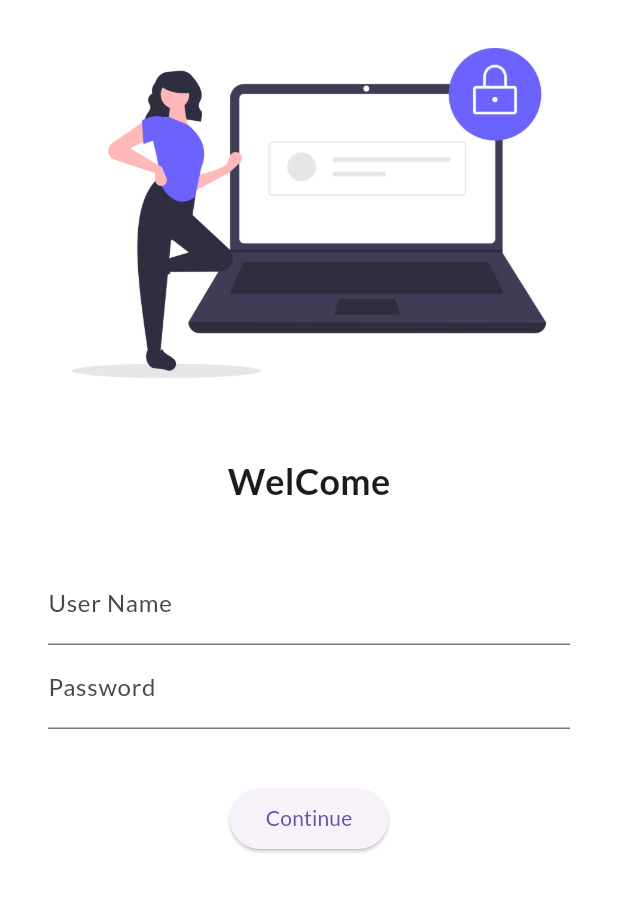
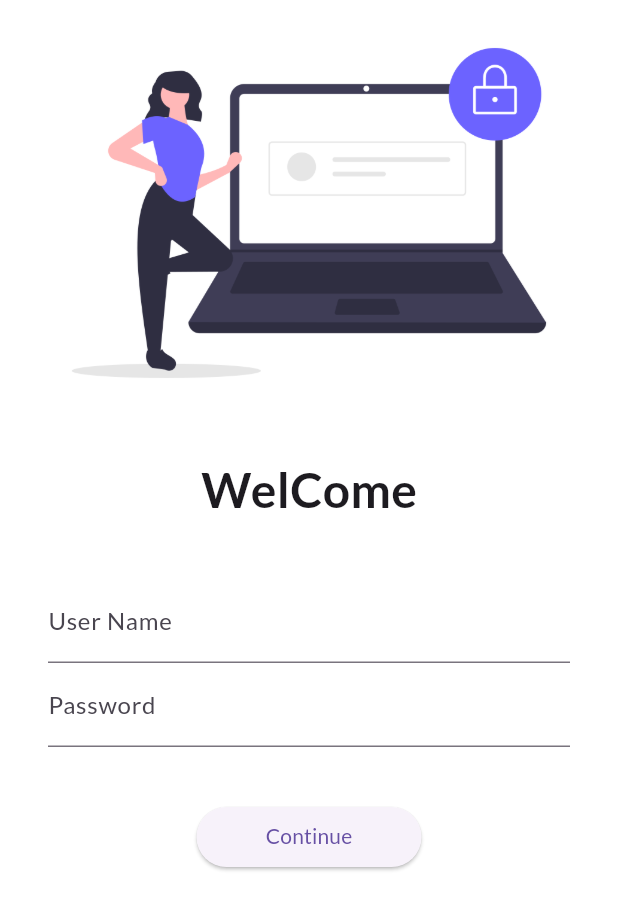
Before and after one commit to mipon21/Catalog_App, a Flutter app: the screen it shows after launch, on a phone screen of 412 x 824 dp. Shown: the top 910 px of the screen. Run offline on Flutter 3.47's test engine with Material 3 defaults, Android fonts, the phone set to English and light mode, and no system bars; our stand-ins replace google_fonts.

Commit message:
Day 05 done

```diff
--- a/lib/main.dart
+++ b/lib/main.dart
@@ -2,6 +2,7 @@
 
 import 'package:app04/pages/home_page.dart';
 import 'package:app04/pages/login_page.dart';
+import 'package:app04/utils/routes.dart';
 import 'package:flutter/cupertino.dart';
 import 'package:flutter/material.dart';
 import 'package:google_fonts/google_fonts.dart';
@@ -26,8 +27,8 @@ class MyApp extends StatelessWidget {
       initialRoute: "/login",
       routes: {
         "/" : (context)=> LoginPage(),
-        "/home" : (context) =>HomePage(),
-        "/login" : (context) =>LoginPage(),
+        MyRoutes.homeRoute : (context) =>HomePage(),
+        MyRoutes.loginRoute : (context) =>LoginPage(),
       },
     );
   }
--- a/lib/pages/login_page.dart
+++ b/lib/pages/login_page.dart
@@ -1,3 +1,6 @@
+// ignore_for_file: prefer_const_constructors
+
+import 'package:app04/utils/routes.dart';
 import 'package:flutter/material.dart';
 
 class LoginPage extends StatelessWidget {
@@ -7,6 +10,7 @@ class LoginPage extends StatelessWidget {
   Widget build(BuildContext context) {
     return Material(
       color: Colors.white,
+      child: SingleChildScrollView(
         child: Column(
           children: [
             Image.asset(
@@ -15,7 +19,7 @@ class LoginPage extends StatelessWidget {
             ),
             SizedBox(height: 20,),
             Text('WelCome', style: TextStyle(
-            fontSize: 24,
+              fontSize: 32,
               fontWeight: FontWeight.bold,
             ),),
             SizedBox(height: 20,),
@@ -41,12 +45,15 @@ class LoginPage extends StatelessWidget {
             ),
             SizedBox(height: 20,),
             ElevatedButton(onPressed: () {
-            print("Hi There");
+              Navigator.pushNamed(context, MyRoutes.homeRoute);
             },
               child: Text("Continue"),
-            style: TextButton.styleFrom(),
+              style: TextButton.styleFrom(
+                minimumSize: Size(150, 40)
+              ),
             )
           ],
+        ),
       ),
     );
   }
--- /dev/null
+++ b/lib/utils/routes.dart
@@ -0,0 +1,4 @@
+class MyRoutes {
+  static String loginRoute = "/login";
+  static String homeRoute = "/home";
+}
```
Also changed, not shown: 2 other files. Lines whose indentation alone changed are shown as unchanged.
